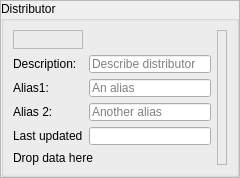
Before: the Qt Designer form src/blackgui/editors/distributorform.ui in swift-project/pilotclient, drawn with Qt 5.
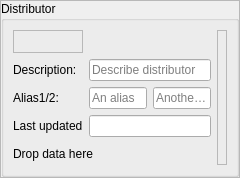
After: the same form once the commit is applied. Custom widgets are drawn as their Qt base class.

Commit message: resize distributor form

```diff
--- a/src/blackgui/editors/distributorform.ui
+++ b/src/blackgui/editors/distributorform.ui
@@ -47,41 +47,6 @@
       <string>Distributor</string>
      </property>
      <layout class="QGridLayout" name="gridLayout">
-      <item row="0" column="1">
-       <widget class="BlackGui::Components::CDbDistributorSelectorComponent" name="distributor_Selector">
-        <property name="minimumSize">
-         <size>
-          <width>0</width>
-          <height>20</height>
-         </size>
-        </property>
-       </widget>
-      </item>
-      <item row="4" column="1">
-       <widget class="QWidget" name="wi_Timestamps" native="true">
-        <layout class="QHBoxLayout" name="hl_Timestamps">
-         <property name="leftMargin">
-          <number>0</number>
-         </property>
-         <property name="topMargin">
-          <number>0</number>
-         </property>
-         <property name="rightMargin">
-          <number>0</number>
-         </property>
-         <property name="bottomMargin">
-          <number>0</number>
-         </property>
-         <item>
-          <widget class="QLineEdit" name="le_Updated">
-           <property name="readOnly">
-            <bool>true</bool>
-           </property>
-          </widget>
-         </item>
-        </layout>
-       </widget>
-      </item>
       <item row="0" column="0">
        <widget class="BlackGui::CLabelAndIcon" name="lai_Id">
         <property name="minimumSize">
@@ -98,24 +63,19 @@
         </property>
        </widget>
       </item>
-      <item row="4" column="0">
-       <widget class="QLabel" name="lbl_Timestamp">
-        <property name="text">
-         <string>Last updated</string>
+      <item row="0" column="3" rowspan="5">
+       <widget class="BlackGui::Editors::CValidationIndicator" name="val_Indicator">
+        <property name="minimumSize">
+         <size>
+          <width>10</width>
+          <height>0</height>
+         </size>
         </property>
-       </widget>
-      </item>
-      <item row="3" column="0">
-       <widget class="QLabel" name="lbl_Alias2">
-        <property name="text">
-         <string>Alias 2:</string>
+        <property name="frameShape">
+         <enum>QFrame::StyledPanel</enum>
         </property>
-       </widget>
-      </item>
-      <item row="1" column="0">
-       <widget class="QLabel" name="lbl_Description">
-        <property name="text">
-         <string>Description:</string>
+        <property name="frameShadow">
+         <enum>QFrame::Raised</enum>
         </property>
        </widget>
       </item>
@@ -126,47 +86,62 @@
         </property>
        </widget>
       </item>
-      <item row="2" column="0">
-       <widget class="QLabel" name="lbl_Alias1">
-        <property name="text">
-         <string>Alias1:</string>
+      <item row="0" column="1" colspan="2">
+       <widget class="BlackGui::Components::CDbDistributorSelectorComponent" name="distributor_Selector">
+        <property name="minimumSize">
+         <size>
+          <width>0</width>
+          <height>20</height>
+         </size>
         </property>
        </widget>
       </item>
-      <item row="3" column="1">
+      <item row="2" column="2">
        <widget class="QLineEdit" name="le_Alias2">
         <property name="placeholderText">
          <string>Another alias</string>
         </property>
        </widget>
       </item>
-      <item row="1" column="1">
-       <widget class="QLineEdit" name="le_Description">
-        <property name="placeholderText">
-         <string>Describe distributor</string>
+      <item row="2" column="0">
+       <widget class="QLabel" name="lbl_Alias">
+        <property name="text">
+         <string>Alias1/2:</string>
         </property>
        </widget>
       </item>
-      <item row="5" column="0" colspan="2">
+      <item row="1" column="0">
+       <widget class="QLabel" name="lbl_Description">
+        <property name="text">
+         <string>Description:</string>
+        </property>
+       </widget>
+      </item>
+      <item row="3" column="0">
+       <widget class="QLabel" name="lbl_Timestamp">
+        <property name="text">
+         <string>Last updated</string>
+        </property>
+       </widget>
+      </item>
+      <item row="4" column="0" colspan="3">
        <widget class="BlackGui::CDropSite" name="drop_DropData">
         <property name="text">
          <string>Drop data here</string>
         </property>
        </widget>
       </item>
-      <item row="0" column="2" rowspan="6">
-       <widget class="BlackGui::Editors::CValidationIndicator" name="val_Indicator">
-        <property name="minimumSize">
-         <size>
-          <width>10</width>
-          <height>0</height>
-         </size>
+      <item row="1" column="1" colspan="2">
+       <widget class="QLineEdit" name="le_Description">
+        <property name="placeholderText">
+         <string>Describe distributor</string>
         </property>
-        <property name="frameShape">
-         <enum>QFrame::StyledPanel</enum>
-        </property>
-        <property name="frameShadow">
-         <enum>QFrame::Raised</enum>
+       </widget>
+      </item>
+      <item row="3" column="1" colspan="2">
+       <widget class="QLineEdit" name="le_Updated">
+        <property name="readOnly">
+         <bool>true</bool>
         </property>
        </widget>
       </item>
```
Left out of the diff: 3 changed lines with no effect on the pictures.
